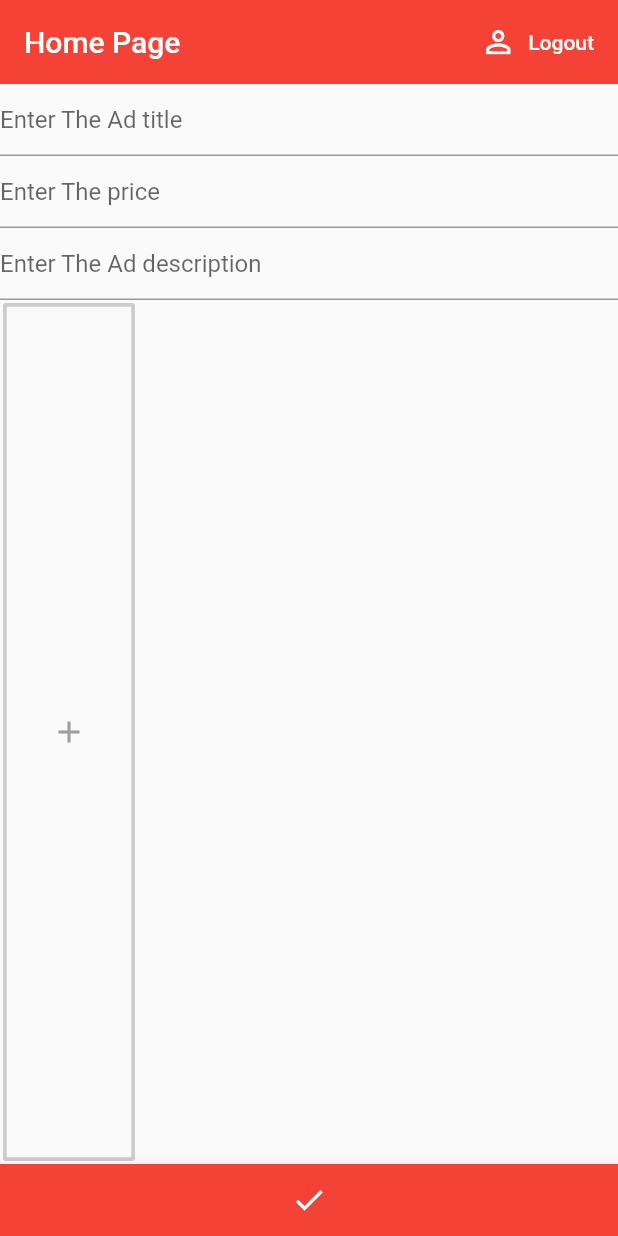
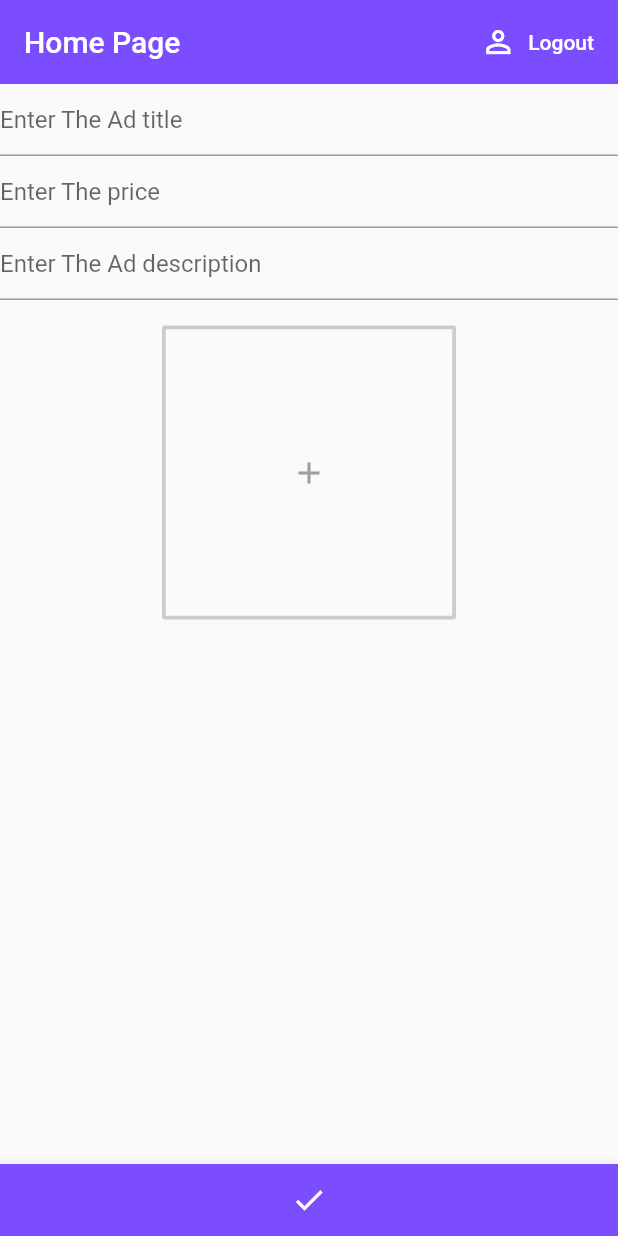
Before and after one commit to SadO-On/SWE444, a Flutter app: the AddNewAds screen opened directly, on a phone screen of 412 x 824 dp. Run offline on Flutter 3.47's test engine with Material 2 defaults, Android fonts, the phone set to English and light mode, and no system bars; our stand-ins replace cloud_firestore, firebase_auth, firebase_storage, flutter_spinkit, image_picker, rflutter_alert; accounts and stored records are empty.

Commit message:
Finsh the app :)
Logo, colors etc..

```diff
--- a/lib/Screens/addPostPage.dart
+++ b/lib/Screens/addPostPage.dart
@@ -3,7 +3,6 @@ import 'package:swe/Screens/HomePage.dart';
 import 'package:swe/Services/Auth.dart';
 import 'package:swe/Screens/FirstPage.dart';
 import 'package:cloud_firestore/cloud_firestore.dart';
-import 'package:firebase_core/firebase_core.dart';
 import 'package:image_picker/image_picker.dart';
 import 'package:firebase_storage/firebase_storage.dart';
 import 'dart:io';
@@ -40,8 +39,9 @@ class _AddNewAdsState extends State<AddNewAds> {
 
   Widget build(BuildContext context) {
     return Scaffold(
+      resizeToAvoidBottomInset: false,
         bottomNavigationBar: BottomAppBar(
-          color: Colors.red,
+          color: Colors.deepPurpleAccent,
           child: IconButton(
             icon: Icon(
               Icons.done,
@@ -77,7 +77,7 @@ class _AddNewAdsState extends State<AddNewAds> {
           ),
         ),
         appBar: AppBar(
-          backgroundColor: Colors.red,
+          backgroundColor: Colors.deepPurpleAccent,
           //This one to remove the back arrow
           automaticallyImplyLeading: false,
           title: Text('Home Page'),
@@ -151,7 +151,11 @@ class _AddNewAdsState extends State<AddNewAds> {
                   description = value;
                 },
               ),
-              Expanded(
+              Center(
+                child: Container(
+                  margin: EdgeInsets.only(top:15),
+                  width: 200,
+                  height: 200,
                   child: Padding(
                     padding: const EdgeInsets.all(2.0),
                     child: OutlineButton(
@@ -162,6 +166,7 @@ class _AddNewAdsState extends State<AddNewAds> {
                               ImagePicker.pickImage(source: ImageSource.gallery));
                         },
                         child: _displayChild()),
+                  ),
                 ),
               )
             ],
--- a/lib/Services/LoadingPage.dart
+++ b/lib/Services/LoadingPage.dart
@@ -5,7 +5,7 @@ class Loading extends StatelessWidget {
   @override
   Widget build(BuildContext context) {
     return Container(
-      color: Colors.green,
+      color: Colors.deepPurpleAccent,
       child: Center(child: SpinKitRing(
         color: Colors.orange[100],
         size: 50,
```
Also changed, not shown: lib/Model/AdsWidget.dart (+52 -15 lines), lib/Screens/HomePage.dart (+28 -4 lines), 6 other files. Lines whose indentation alone changed are shown as unchanged.
